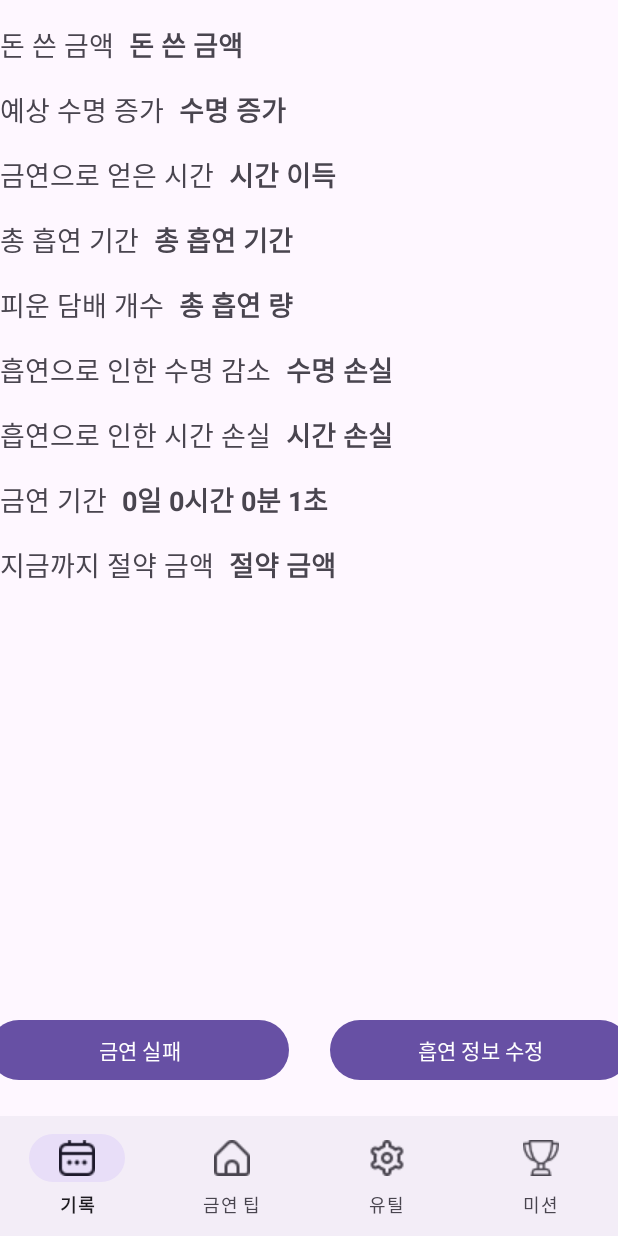
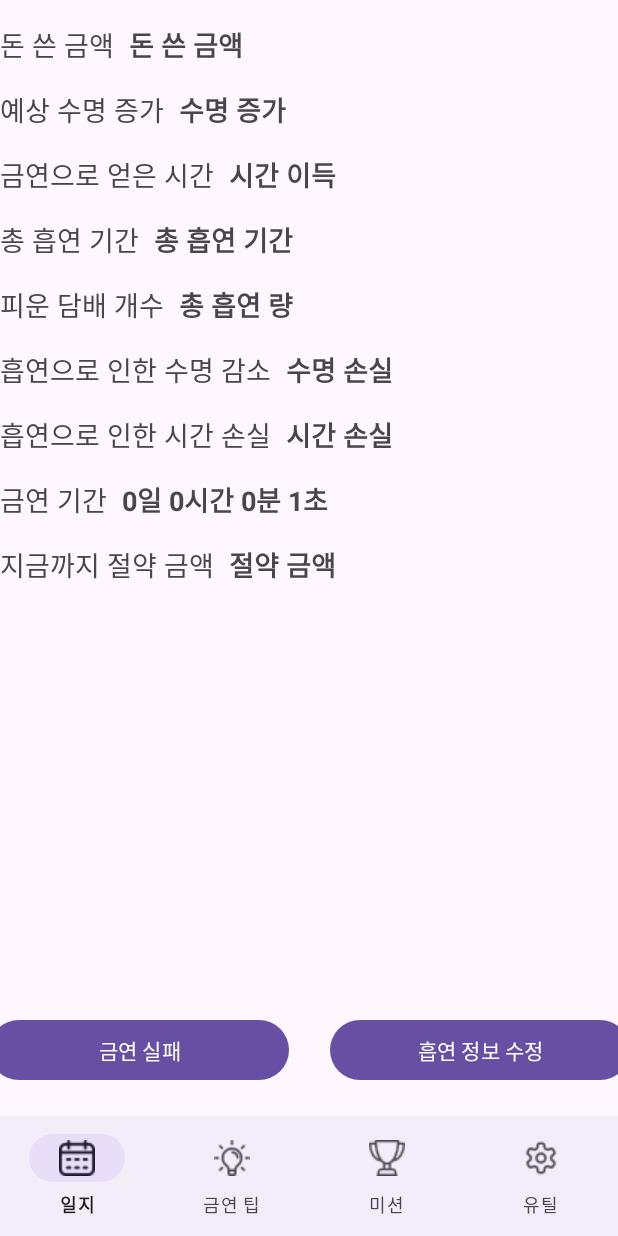
Before and after one commit to jidal0216/2023_Capstone_Design, an Android app: the MainActivity screen opened directly, with no data from a screen before it, on a phone screen of 412 x 824 dp. Run offline under Robolectric (Android 15) with nearby library versions, the phone set to English and light mode, and no system bars.

Commit message:
아이콘,텍스트,자가진단 수정

```diff
--- a/btm_menu_test/app/src/main/java/com/example/btm_menu_test/MainActivity.java
+++ b/btm_menu_test/app/src/main/java/com/example/btm_menu_test/MainActivity.java
@@ -18,6 +18,7 @@ import android.os.Handler;
 import android.view.MenuItem;
 import android.view.View;
 import android.widget.LinearLayout;
+import android.widget.ProgressBar;
 import android.widget.TextView;
 import android.widget.Toast;
 
@@ -34,15 +35,6 @@ import java.util.concurrent.TimeUnit;
 
 public class MainActivity extends AppCompatActivity implements SensorEventListener {
 
-    //EffectActivity 관련
-    private LinearLayout effectContainer;
-    // 여기까지 EffectActivity 과련
-
-    // 리설트 액티비티 관련
-    private TextView savingsTextView;
-    private TextView lifespanTextView;
-    private TextView timeSavedTextView;
-    // 여기까지 리설트액티비티 관련
 
     // HomeActivity 관련
     private TextView textViewSavings;
@@ -71,10 +63,12 @@ public class MainActivity extends AppCompatActivity implements SensorEventListen
 
     private BottomNavigationView bottomNavigationView;   //    하단 메뉴바 관련
 
+
     @Override
     protected void onCreate(Bundle savedInstanceState) {
         super.onCreate(savedInstanceState);
         setContentView(R.layout.activity_home);
+
 
         // 여기부터 Shake 기능
         sensorManager = (SensorManager) getSystemService(SENSOR_SERVICE);
@@ -128,6 +122,7 @@ public class MainActivity extends AppCompatActivity implements SensorEventListen
 
         // 여기까지 HomeActivity 관련
     }
+
 
     // Shake 기능
     @Override
@@ -200,7 +195,8 @@ public class MainActivity extends AppCompatActivity implements SensorEventListen
                 "해야할 일은 과감히 하라. 결심한 일은 반드시 실행하라.",
                 "최대한의 삶을 살고, 최대한 긍정적인 것에 집중하자.",
                 "최선을 다하고 있다고 말해봤자 소용없다. 필요한 일을 함에 있어서는 반드시 성공해야 한다.",
-                "동기 부여가 당신을 시작하게 한다. 습관이 당신을 계속 움직이게 한다."
+                "동기 부여가 당신을 시작하게 한다. 습관이 당신을 계속 움직이게 한다.",
+                "담배는 끊는 게 아닌 참는 것이다."
         };
 
         Random random = new Random();
--- a/btm_menu_test/app/src/main/res/drawable/radio_button_left_uncheck.xml
+++ b/btm_menu_test/app/src/main/res/drawable/radio_button_left_uncheck.xml
@@ -2,5 +2,5 @@
 <shape android:shape="rectangle" xmlns:android="http://schemas.android.com/apk/res/android">
     <solid android:color="@color/white"/>
     <corners android:topLeftRadius="5dp" android:bottomLeftRadius="5dp"/>
-    <stroke android:color="#FF5F68" android:width="1dp"/>
+    <stroke android:color="#FF5F68" android:width="2dp"/>
 </shape>
--- a/btm_menu_test/app/src/main/res/drawable/radio_button_right_uncheck.xml
+++ b/btm_menu_test/app/src/main/res/drawable/radio_button_right_uncheck.xml
@@ -2,5 +2,5 @@
 <shape android:shape="rectangle" xmlns:android="http://schemas.android.com/apk/res/android">
     <solid android:color="@color/white"/>
     <corners android:topRightRadius="5dp" android:bottomRightRadius="5dp"/>
-    <stroke android:color="#FF5F68" android:width="1dp"/>
+    <stroke android:color="#FF5F68" android:width="2dp"/>
 </shape>
--- a/btm_menu_test/app/src/main/res/layout/activity_home.xml
+++ b/btm_menu_test/app/src/main/res/layout/activity_home.xml
@@ -1,8 +1,9 @@
-<RelativeLayout xmlns:android="http://schemas.android.com/apk/res/android"
+    <RelativeLayout xmlns:android="http://schemas.android.com/apk/res/android"
     xmlns:app="http://schemas.android.com/apk/res-auto"
     xmlns:tools="http://schemas.android.com/tools"
     android:layout_width="match_parent"
     android:layout_height="match_parent">
+
 
 
     <!-- 왼쪽에 위치한 설명 TextView -->
--- a/btm_menu_test/app/src/main/res/layout/calender_main.xml
+++ b/btm_menu_test/app/src/main/res/layout/calender_main.xml
@@ -1,6 +1,7 @@
 <?xml version="1.0" encoding="utf-8"?>
 <androidx.constraintlayout.widget.ConstraintLayout xmlns:android="http://schemas.android.com/apk/res/android"
     xmlns:app="http://schemas.android.com/apk/res-auto"
+    xmlns:tools="http://schemas.android.com/tools"
     android:layout_width="match_parent"
     android:layout_height="wrap_content"
     android:orientation="vertical">
@@ -123,4 +124,5 @@
         android:visibility="invisible"
         app:layout_constraintBaseline_toBaselineOf="@+id/cha_Btn"
         app:layout_constraintEnd_toEndOf="@+id/save_Btn"/>
+
 </androidx.constraintlayout.widget.ConstraintLayout>
--- a/btm_menu_test/app/src/main/res/layout/smoke_test.xml
+++ b/btm_menu_test/app/src/main/res/layout/smoke_test.xml
@@ -6,6 +6,7 @@
         android:layout_width="match_parent"
         android:layout_height="match_parent"
         android:orientation="vertical"
+        android:background="#e9e9e9"
         android:padding="16dp">
 
         <TextView
--- a/btm_menu_test/app/src/main/res/menu/bottom_menu.xml
+++ b/btm_menu_test/app/src/main/res/menu/bottom_menu.xml
@@ -3,22 +3,22 @@
     xmlns:app="http://schemas.android.com/apk/res-auto">
     <item
         android:id="@+id/menu_item1"
-        android:title="기록"
+        android:title="일지"
         android:icon="@drawable/calendar"
         app:showAsAction="always"/>
     <item
         android:id="@+id/menu_item2"
         android:title="금연 팁"
-        android:icon="@drawable/home"
+        android:icon="@drawable/idea"
+        app:showAsAction="always"/>
+    <item
+        android:id="@+id/menu_item4"
+        android:title="미션"
+        android:icon="@drawable/trophy"
         app:showAsAction="always"/>
     <item
         android:id="@+id/menu_item3"
         android:title="유틸"
         android:icon="@drawable/settings"
         app:showAsAction="always"/>
-    <item
-        android:id="@+id/menu_item4"
-        android:title="미션"
-        android:icon="@drawable/trophy"
-        app:showAsAction="always"/>
 </menu>
```
Also changed, not shown: btm_menu_test/app/src/main/java/com/example/btm_menu_test/CalenderActivity.java (+8 -1 lines), btm_menu_test/app/src/main/java/com/example/btm_menu_test/SmokeActivity.java (+10 -0 lines), btm_menu_test/app/src/main/res/drawable/calendar.png, btm_menu_test/app/src/main/res/drawable/idea.png (added), btm_menu_test/app/src/main/res/drawable/settings.png, 1 other file.
